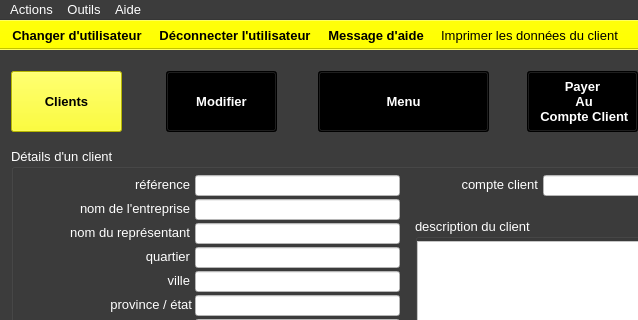
Above: ui/yeroth-erp-clients-detail-window.ui from xnoumbissinoundou/yeroth-erp-3.0 before the change; both pictures show x 0 to 638 and y 0 to 320 of the 800 by 600 pixel window. Below: the same form after it.
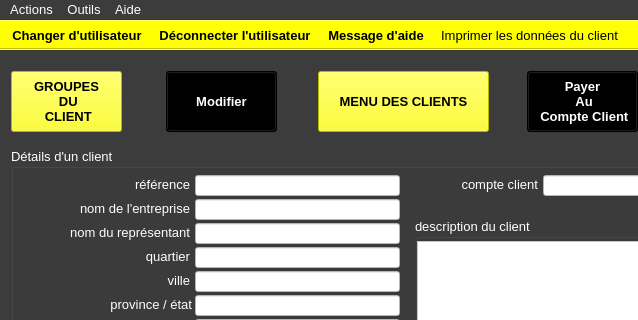
That is the form after the change. Icons and pictures are not drawn. Custom widgets are drawn as their Qt base class.

Commit message: FIRST IMPLEMENTATION OF CLIENT GROUP !

What changed in the file:
```diff
--- a/ui/yeroth-erp-clients-detail-window.ui
+++ b/ui/yeroth-erp-clients-detail-window.ui
@@ -437,7 +437,7 @@
    <locale language="French" country="France"/>
   </property>
   <widget class="QWidget" name="centralwidget_detailWindow">
-   <widget class="YerothPushButton" name="pushButton_clients">
+   <widget class="YerothPushButton" name="pushButton_groupes_du_client">
     <property name="geometry">
      <rect>
       <x>11</x>
@@ -869,7 +869,9 @@
      </font>
     </property>
     <property name="text">
-     <string>Clients</string>
+     <string>GROUPES 
+ DU 
+ CLIENT</string>
     </property>
    </widget>
    <widget class="YerothPushButton" name="pushButton_modifier">
@@ -1742,7 +1744,7 @@
      <string>Supprimer</string>
     </property>
    </widget>
-   <widget class="YerothPushButton" name="pushButton_menu">
+   <widget class="YerothPushButton" name="pushButton_clients">
     <property name="geometry">
      <rect>
       <x>318</x>
@@ -1757,17 +1759,17 @@
        <colorrole role="WindowText">
         <brush brushstyle="SolidPattern">
          <color alpha="255">
-          <red>255</red>
-          <green>255</green>
-          <blue>255</blue>
+          <red>0</red>
+          <green>0</green>
+          <blue>0</blue>
          </color>
         </brush>
        </colorrole>
        <colorrole role="Button">
         <brush brushstyle="SolidPattern">
          <color alpha="255">
-          <red>0</red>
-          <green>0</green>
+          <red>255</red>
+          <green>255</green>
           <blue>0</blue>
          </color>
         </brush>
@@ -1775,26 +1777,26 @@
        <colorrole role="Light">
         <brush brushstyle="SolidPattern">
          <color alpha="255">
-          <red>0</red>
-          <green>0</green>
-          <blue>0</blue>
+          <red>255</red>
+          <green>255</green>
+          <blue>127</blue>
          </color>
         </brush>
        </colorrole>
        <colorrole role="Midlight">
         <brush brushstyle="SolidPattern">
          <color alpha="255">
-          <red>0</red>
-          <green>0</green>
-          <blue>0</blue>
+          <red>255</red>
+          <green>255</green>
+          <blue>63</blue>
          </color>
         </brush>
        </colorrole>
        <colorrole role="Dark">
         <brush brushstyle="SolidPattern">
          <color alpha="255">
-          <red>0</red>
-          <green>0</green>
+          <red>127</red>
+          <green>127</green>
           <blue>0</blue>
          </color>
         </brush>
@@ -1802,8 +1804,8 @@
        <colorrole role="Mid">
         <brush brushstyle="SolidPattern">
          <color alpha="255">
-          <red>0</red>
-          <green>0</green>
+          <red>170</red>
+          <green>170</green>
           <blue>0</blue>
          </color>
         </brush>
@@ -1811,9 +1813,9 @@
        <colorrole role="Text">
         <brush brushstyle="SolidPattern">
          <color alpha="255">
-          <red>255</red>
-          <green>255</green>
-          <blue>255</blue>
+          <red>0</red>
+          <green>0</green>
+          <blue>0</blue>
          </color>
         </brush>
        </colorrole>
@@ -1829,26 +1831,26 @@
        <colorrole role="ButtonText">
         <brush brushstyle="SolidPattern">
          <color alpha="255">
-          <red>255</red>
-          <green>255</green>
-          <blue>255</blue>
+          <red>0</red>
+          <green>0</green>
+          <blue>0</blue>
          </color>
         </brush>
        </colorrole>
        <colorrole role="Base">
         <brush brushstyle="SolidPattern">
          <color alpha="255">
-          <red>0</red>
-          <green>0</green>
-          <blue>0</blue>
+          <red>255</red>
+          <green>255</green>
+          <blue>255</blue>
          </color>
         </brush>
        </colorrole>
        <colorrole role="Window">
         <brush brushstyle="SolidPattern">
          <color alpha="255">
-          <red>0</red>
-          <green>0</green>
+          <red>255</red>
+          <green>255</green>
           <blue>0</blue>
          </color>
         </brush>
@@ -1865,9 +1867,9 @@
        <colorrole role="AlternateBase">
         <brush brushstyle="SolidPattern">
          <color alpha="255">
-          <red>0</red>
-          <green>0</green>
-          <blue>0</blue>
+          <red>255</red>
+          <green>255</green>
+          <blue>127</blue>
          </color>
         </brush>
        </colorrole>
@@ -1894,17 +1896,17 @@
        <colorrole role="WindowText">
         <brush brushstyle="SolidPattern">
          <color alpha="255">
-          <red>255</red>
-          <green>255</green>
-          <blue>255</blue>
+          <red>0</red>
+          <green>0</green>
+          <blue>0</blue>
          </color>
         </brush>
        </colorrole>
        <colorrole role="Button">
         <brush brushstyle="SolidPattern">
          <color alpha="255">
-          <red>0</red>
-          <green>0</green>
+          <red>255</red>
+          <green>255</green>
           <blue>0</blue>
          </color>
         </brush>
@@ -1912,26 +1914,26 @@
        <colorrole role="Light">
         <brush brushstyle="SolidPattern">
          <color alpha="255">
-          <red>0</red>
-          <green>0</green>
-          <blue>0</blue>
+          <red>255</red>
+          <green>255</green>
+          <blue>127</blue>
          </color>
         </brush>
        </colorrole>
        <colorrole role="Midlight">
         <brush brushstyle="SolidPattern">
          <color alpha="255">
-          <red>0</red>
-          <green>0</green>
-          <blue>0</blue>
+          <red>255</red>
+          <green>255</green>
+          <blue>63</blue>
          </color>
         </brush>
        </colorrole>
        <colorrole role="Dark">
         <brush brushstyle="SolidPattern">
          <color alpha="255">
-          <red>0</red>
-          <green>0</green>
+          <red>127</red>
+          <green>127</green>
           <blue>0</blue>
          </color>
         </brush>
@@ -1939,8 +1941,8 @@
        <colorrole role="Mid">
         <brush brushstyle="SolidPattern">
          <color alpha="255">
-          <red>0</red>
-          <green>0</green>
+          <red>170</red>
+          <green>170</green>
           <blue>0</blue>
          </color>
         </brush>
@@ -1948,9 +1950,9 @@
        <colorrole role="Text">
         <brush brushstyle="SolidPattern">
          <color alpha="255">
-          <red>255</red>
-          <green>255</green>
-          <blue>255</blue>
+          <red>0</red>
+          <green>0</green>
+          <blue>0</blue>
          </color>
         </brush>
        </colorrole>
@@ -1966,26 +1968,26 @@
        <colorrole role="ButtonText">
         <brush brushstyle="SolidPattern">
          <color alpha="255">
-          <red>255</red>
-          <green>255</green>
-          <blue>255</blue>
+          <red>0</red>
+          <green>0</green>
+          <blue>0</blue>
          </color>
         </brush>
        </colorrole>
        <colorrole role="Base">
         <brush brushstyle="SolidPattern">
          <color alpha="255">
-          <red>0</red>
-          <green>0</green>
-          <blue>0</blue>
+          <red>255</red>
+          <green>255</green>
+          <blue>255</blue>
          </color>
         </brush>
        </colorrole>
        <colorrole role="Window">
         <brush brushstyle="SolidPattern">
          <color alpha="255">
-          <red>0</red>
-          <green>0</green>
+          <red>255</red>
+          <green>255</green>
           <blue>0</blue>
          </color>
         </brush>
@@ -2002,9 +2004,9 @@
        <colorrole role="AlternateBase">
         <brush brushstyle="SolidPattern">
          <color alpha="255">
-          <red>0</red>
-          <green>0</green>
-          <blue>0</blue>
+          <red>255</red>
+          <green>255</green>
+          <blue>127</blue>
          </color>
         </brush>
        </colorrole>
@@ -2031,8 +2033,8 @@
        <colorrole role="WindowText">
         <brush brushstyle="SolidPattern">
          <color alpha="255">
-          <red>0</red>
-          <green>0</green>
+          <red>127</red>
+          <green>127</green>
           <blue>0</blue>
          </color>
         </brush>
@@ -2040,8 +2042,8 @@
        <colorrole role="Button">
         <brush brushstyle="SolidPattern">
          <color alpha="255">
-          <red>0</red>
-          <green>0</green>
+          <red>255</red>
+          <green>255</green>
           <blue>0</blue>
          </color>
         </brush>
@@ -2049,26 +2051,26 @@
        <colorrole role="Light">
         <brush brushstyle="SolidPattern">
          <color alpha="255">
-          <red>0</red>
-          <green>0</green>
-          <blue>0</blue>
+          <red>255</red>
+          <green>255</green>
+          <blue>127</blue>
          </color>
         </brush>
        </colorrole>
        <colorrole role="Midlight">
         <brush brushstyle="SolidPattern">
          <color alpha="255">
-          <red>0</red>
-          <green>0</green>
-          <blue>0</blue>
+          <red>255</red>
+          <green>255</green>
+          <blue>63</blue>
          </color>
         </brush>
        </colorrole>
        <colorrole role="Dark">
         <brush brushstyle="SolidPattern">
          <color alpha="255">
-          <red>0</red>
-          <green>0</green>
+          <red>127</red>
+          <green>127</green>
           <blue>0</blue>
          </color>
         </brush>
@@ -2076,8 +2078,8 @@
        <colorrole role="Mid">
         <brush brushstyle="SolidPattern">
          <color alpha="255">
-          <red>0</red>
-          <green>0</green>
+          <red>170</red>
+          <green>170</green>
           <blue>0</blue>
          </color>
         </brush>
@@ -2085,8 +2087,8 @@
        <colorrole role="Text">
         <brush brushstyle="SolidPattern">
          <color alpha="255">
-          <red>0</red>
-          <green>0</green>
+          <red>127</red>
+          <green>127</green>
           <blue>0</blue>
          </color>
         </brush>
@@ -2103,8 +2105,8 @@
        <colorrole role="ButtonText">
         <brush brushstyle="SolidPattern">
          <color alpha="255">
-          <red>0</red>
-          <green>0</green>
+          <red>127</red>
+          <green>127</green>
           <blue>0</blue>
          </color>
         </brush>
@@ -2112,8 +2114,8 @@
        <colorrole role="Base">
         <brush brushstyle="SolidPattern">
          <color alpha="255">
-          <red>0</red>
-          <green>0</green>
+          <red>255</red>
+          <green>255</green>
           <blue>0</blue>
          </color>
         </brush>
@@ -2121,8 +2123,8 @@
        <colorrole role="Window">
         <brush brushstyle="SolidPattern">
          <color alpha="255">
-          <red>0</red>
-          <green>0</green>
+          <red>255</red>
+          <green>255</green>
           <blue>0</blue>
          </color>
         </brush>
@@ -2139,8 +2141,8 @@
        <colorrole role="AlternateBase">
         <brush brushstyle="SolidPattern">
          <color alpha="255">
-          <red>0</red>
-          <green>0</green>
+          <red>255</red>
+          <green>255</green>
           <blue>0</blue>
          </color>
         </brush>
@@ -2173,7 +2175,7 @@
      </font>
     </property>
     <property name="text">
-     <string>Menu</string>
+     <string>MENU DES CLIENTS</string>
     </property>
    </widget>
    <widget class="QGroupBox" name="groupBox">
```
Left out of the diff: 4 changed lines with no effect on the pictures. The commit also changes 32 other files.
